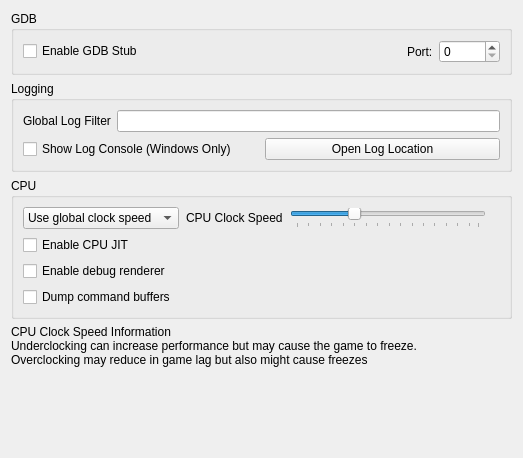
Before: the Qt Designer form src/citra_qt/configuration/configure_debug.ui in PabloMK7/citra, drawn with Qt 5.
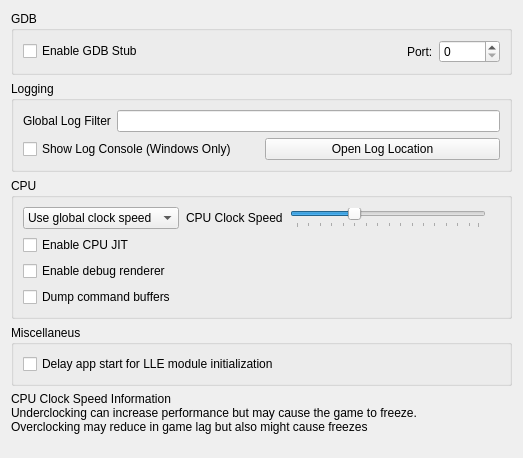
After: the same form once the commit is applied.

Commit message:
Add random sleep to game main thread on first boot when using LLE modules (#7199)
* Add random delay to app main thread

* Suggestions

* Remove randomness, only delay with lle

* Apply suggestions

* Fix clang format

* Fix compilation (again)

* Remove unused include

The edit to the form file:
```diff
--- a/src/citra_qt/configuration/configure_debug.ui
+++ b/src/citra_qt/configuration/configure_debug.ui
@@ -219,6 +219,25 @@
      </layout>
     </widget>
    </item>
+    <item>
+      <widget class="QGroupBox" name="groupBox_5">
+        <property name="title">
+          <string>Miscellaneus</string>
+        </property>
+        <layout class="QGridLayout" name="gridLayout_2">
+          <item row="1" column="0">
+            <widget class="QCheckBox" name="delay_start_for_lle_modules">
+              <property name="toolTip">
+                <string>&lt;html&gt;&lt;head/&gt;&lt;body&gt;&lt;p&gt;Introduces a delay to the first ever launched app thread if LLE modules are enabled, to allow them to initialize.&lt;/p&gt;&lt;/body&gt;&lt;/html&gt;</string>
+              </property>
+              <property name="text">
+                <string>Delay app start for LLE module initialization</string>
+              </property>
+            </widget>
+          </item>
+        </layout>
+      </widget>
+    </item>
    <item>
     <widget class="QLabel" name="label_cpu_clock_info">
      <property name="text">
```
The commit also changes 8 other files.
